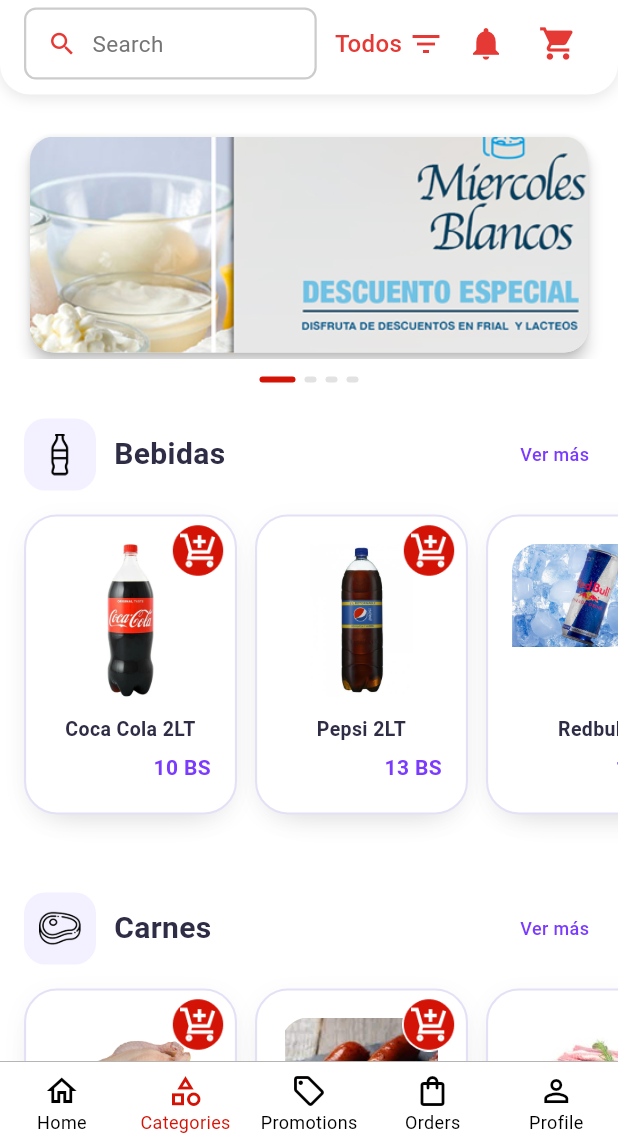
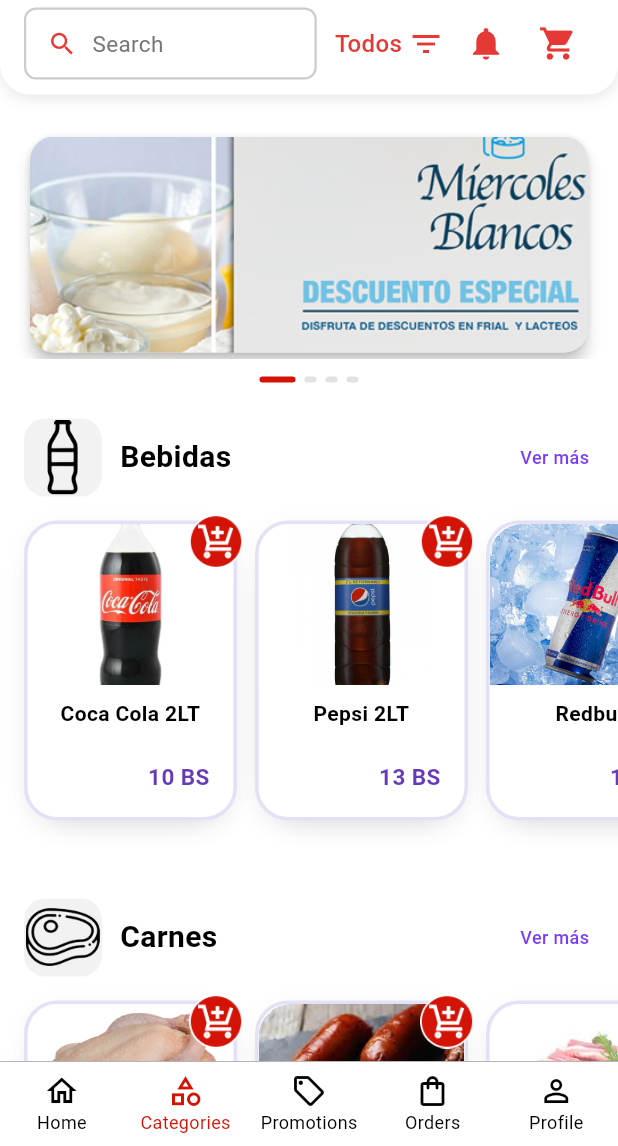
Before and after one commit to EdmundoZ12/app-door-market-flutter, a Flutter app: the CategoriesScreen screen opened by its route, on a phone screen of 412 x 824 dp, the part 90-1236 px from its top. Run offline on Flutter 3.47's test engine with Material 3 defaults, Android fonts, the phone set to English and light mode, and no system bars; our stand-ins replace go_router.

Commit message:
Category Image Padding from 10 to 1, Product Card border to 2.4, Image Alighnment center, Cart top left

```diff
--- a/lib/presentation/components/category_products_section.dart
+++ b/lib/presentation/components/category_products_section.dart
@@ -34,15 +34,15 @@ class CategoryProductsSection extends StatelessWidget {
             child: Row(
               children: [
                 Container(
-                  padding: const EdgeInsets.all(10),
+                  padding: const EdgeInsets.all(1),
                   decoration: BoxDecoration(
-                    color: const Color(0xFFF3F0FF),
+                    color: const Color(0xFFF2F2F2),
                     borderRadius: BorderRadius.circular(14),
                   ),
                   child: Image.asset(
                     category.imagePath,
-                    width: 28,
-                    height: 28,
+                    width: 50,
+                    height: 50,
                     fit: BoxFit.contain,
                     errorBuilder: (context, error, stackTrace) =>
                         const Icon(Icons.category, color: Color(0xFF7A3BFF)),
@@ -55,7 +55,7 @@ class CategoryProductsSection extends StatelessWidget {
                     style: const TextStyle(
                       fontSize: 20,
                       fontWeight: FontWeight.bold,
-                      color: Color(0xFF2F2D46),
+                      color: Color.fromARGB(255, 0, 0, 0),
                     ),
                   ),
                 ),
--- a/lib/presentation/components/popular_products_section.dart
+++ b/lib/presentation/components/popular_products_section.dart
@@ -34,8 +34,8 @@ class PopularProductsSection extends StatelessWidget {
             children: [
               Image.asset(
                 headerImagePath,
-                width: 36,
-                height: 36,
+                width: 50,
+                height: 50,
                 fit: BoxFit.contain,
                 errorBuilder: (context, error, stackTrace) {
                   return const Icon(
--- a/lib/presentation/components/product_card.dart
+++ b/lib/presentation/components/product_card.dart
@@ -1,5 +1,6 @@
 import 'package:flutter/material.dart';
 
+import '../../config/theme/app_theme.dart';
 import '../../data/model/product.dart';
 
 class ProductCard extends StatelessWidget {
@@ -19,6 +20,10 @@ class ProductCard extends StatelessWidget {
     final price = product.price;
     final priceLabel =
         price % 1 == 0 ? '${price.toInt()} BS' : '${price.toStringAsFixed(2)} BS';
+    final priceColor = colorList.firstWhere(
+      (color) => color == Colors.deepPurple,
+      orElse: () => Colors.deepPurple,
+    );
 
     const cardWidth = 142.0;
     const cardHeight = 200.0;
@@ -34,13 +39,12 @@ class ProductCard extends StatelessWidget {
             Container(
               width: cardWidth,
               height: cardHeight,
-              padding: const EdgeInsets.fromLTRB(16, 18, 16, 20),
               decoration: BoxDecoration(
                 color: Colors.white,
                 borderRadius: BorderRadius.circular(22),
                 border: Border.all(
-                  color: const Color(0xFFE3E1F6),
-                  width: 1.4,
+                  color: const Color.fromARGB(255, 227, 225, 246),
+                  width: 2.4,
                 ),
                 boxShadow: [
                   BoxShadow(
@@ -57,48 +61,64 @@ class ProductCard extends StatelessWidget {
                 ],
               ),
               child: Column(
-                mainAxisSize: MainAxisSize.max,
-                crossAxisAlignment: CrossAxisAlignment.center,
+                crossAxisAlignment: CrossAxisAlignment.stretch,
                 children: [
-                  SizedBox(
-                    height: 102,
+                  Expanded(
                     child: ClipRRect(
-                      borderRadius: BorderRadius.circular(18),
-                      child: Align(
-                        alignment: Alignment.topCenter,
+                      borderRadius: const BorderRadius.only(
+                        topLeft: Radius.circular(22),
+                        topRight: Radius.circular(22),
+                      ),
                       child: product.primaryImage.isNotEmpty
-                            ? Image.asset(
+                          ? Container(
+                              color: const Color(0xFFF1F1F5),
+                              child: Image.asset(
                                 product.primaryImage,
-                                fit: BoxFit.contain,
-                                width: double.infinity,
+                                fit: BoxFit.cover,
                                 errorBuilder: (context, error, stackTrace) =>
                                     _buildImageFallback(),
+                              ),
                             )
                           : _buildImageFallback(),
                     ),
                   ),
-                  ),
-                  const SizedBox(height: 12),
-                  Text(
+                  SizedBox(
+                    height: 88,
+                    child: Padding(
+                      padding: const EdgeInsets.fromLTRB(16, 12, 16, 16),
+                      child: Column(
+                        crossAxisAlignment: CrossAxisAlignment.center,
+                        children: [
+                          Expanded(
+                            child: Align(
+                              alignment: Alignment.topCenter,
+                              child: Text(
                                 product.name,
                                 maxLines: 2,
                                 overflow: TextOverflow.ellipsis,
                                 textAlign: TextAlign.center,
                                 style: const TextStyle(
-                      fontSize: 13,
+                                  fontSize: 14,
                                   fontWeight: FontWeight.w600,
-                      color: Color(0xFF2F2D46),
+                                  height: 1.1,
+                                  color: Color.fromARGB(255, 0, 0, 0),
                                 ),
                               ),
-                  const Spacer(),
+                            ),
+                          ),
+                          const SizedBox(height: 6),
                           Align(
-                    alignment: Alignment.centerRight,
+                            alignment: Alignment.bottomRight,
                             child: Text(
                               priceLabel,
-                      style: const TextStyle(
-                        fontSize: 14,
+                              style: TextStyle(
+                                fontSize: 15,
                                 fontWeight: FontWeight.bold,
-                        color: Color(0xFF7A3BFF),
+                                color: priceColor,
+                              ),
+                            ),
+                          ),
+                        ],
                       ),
                     ),
                   ),
@@ -106,8 +126,8 @@ class ProductCard extends StatelessWidget {
               ),
             ),
             Positioned(
-              top: 6,
-              right: 8,
+              top: -4,
+              right: -4,
               child: GestureDetector(
                 onTap: onAddToCart,
                 child: Image.asset(
@@ -125,7 +145,10 @@ class ProductCard extends StatelessWidget {
 
   Widget _buildImageFallback() {
     return Container(
-      color: const Color(0xFFF5F5F5),
+      width: double.infinity,
+      height: double.infinity,
+      color: const Color(0xFFF1F1F5),
+      alignment: Alignment.center,
       child: const Icon(
         Icons.image_not_supported_outlined,
         color: Colors.grey,
```
Lines whose indentation alone changed are shown as unchanged.
